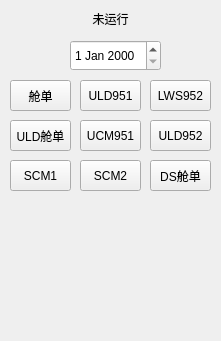
liuym5/MS, file Interface/MS.ui: the form before one commit.
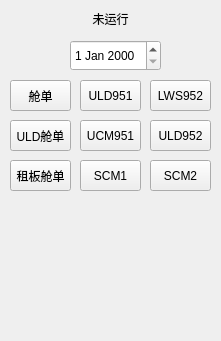
The form after the commit.

What changed in the file:
```diff
--- a/Interface/MS.ui
+++ b/Interface/MS.ui
@@ -70,14 +70,14 @@
   <widget class="QPushButton" name="DSMnfstBtn">
    <property name="geometry">
     <rect>
-     <x>150</x>
+     <x>10</x>
      <y>160</y>
      <width>61</width>
      <height>31</height>
     </rect>
    </property>
    <property name="text">
-    <string>DS舱单</string>
+    <string>租板舱单</string>
    </property>
   </widget>
   <widget class="QPushButton" name="ULD951Btn">
@@ -135,7 +135,7 @@
   <widget class="QPushButton" name="SCM1Btn">
    <property name="geometry">
     <rect>
-     <x>10</x>
+     <x>80</x>
      <y>160</y>
      <width>61</width>
      <height>31</height>
@@ -148,7 +148,7 @@
   <widget class="QPushButton" name="SCM2Btn">
    <property name="geometry">
     <rect>
-     <x>80</x>
+     <x>150</x>
      <y>160</y>
      <width>61</width>
      <height>31</height>
```
Left out of the diff: 2 changed lines with no effect on the pictures.
